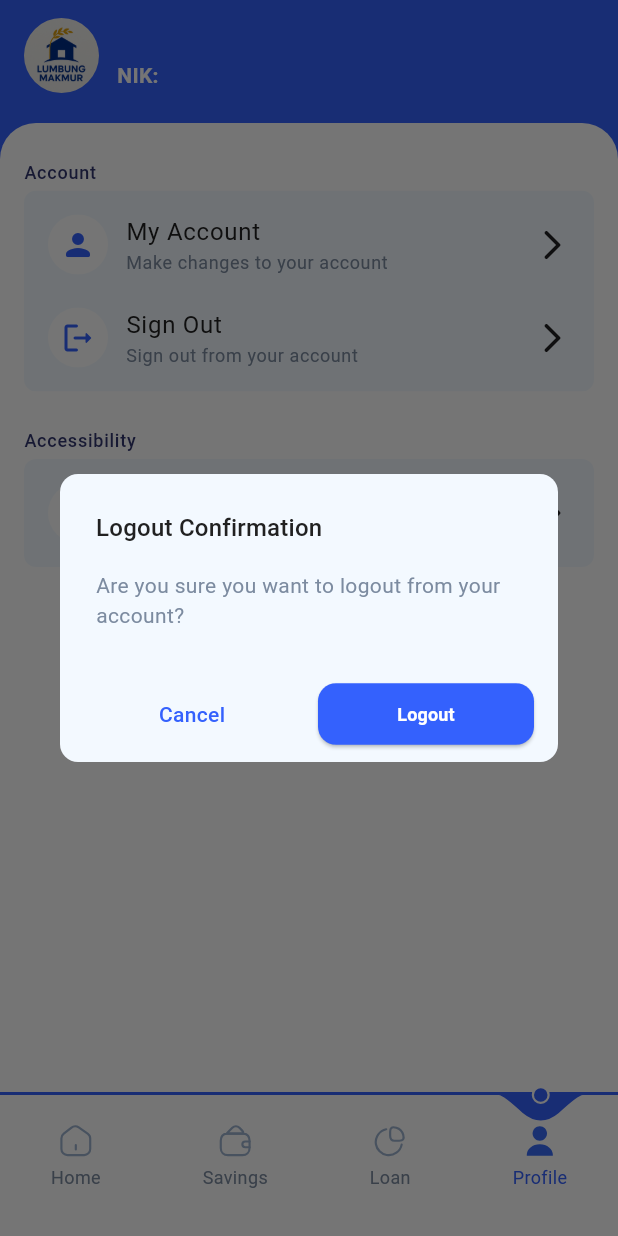
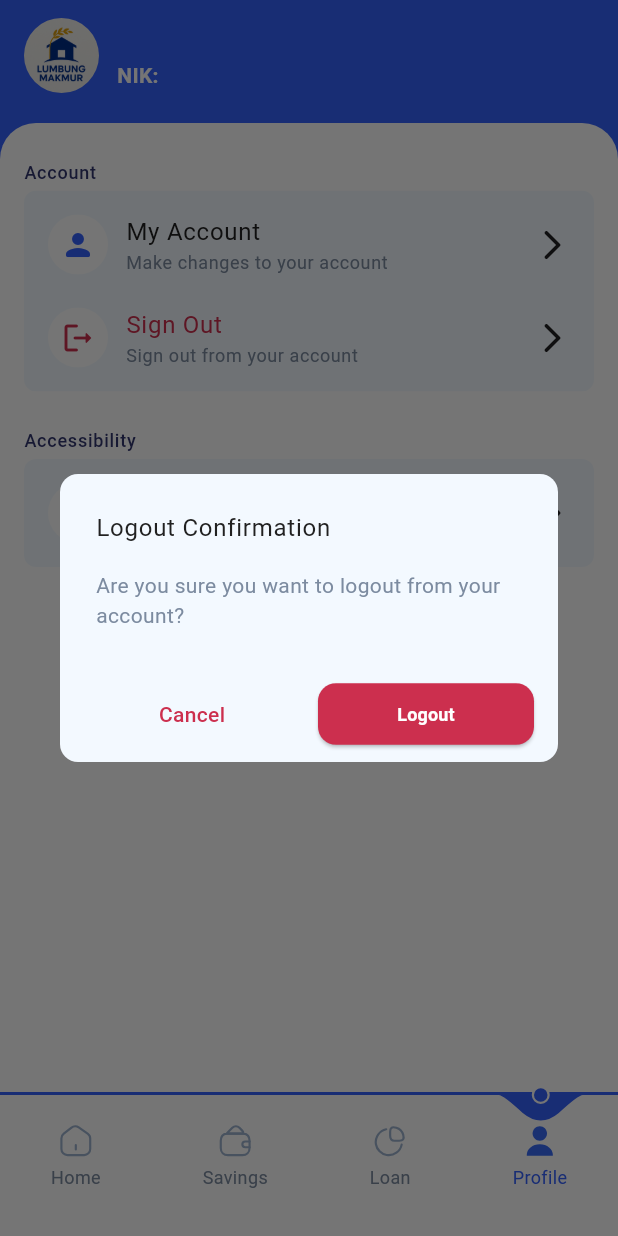
Before and after one commit to SkripsiLMB/lmb_skripsi, a Flutter app: the screen it shows once a user with an empty profile is signed in, item 4 of the bottom bar chosen, after a tap on "Sign Out", on a phone screen of 412 x 824 dp. Run offline on Flutter 3.47's test engine with Material 3 defaults, Android fonts, the phone set to English and light mode, and no system bars; our stand-ins replace cloud_firestore, firebase_auth, firebase_core, flutter_svg, shared_preferences; accounts and stored records are empty.

Commit message:
Add coloring to sign out and buttons

```diff
--- a/lib/components/button.dart
+++ b/lib/components/button.dart
@@ -8,6 +8,7 @@ class LmbPrimaryButton extends StatelessWidget {
   final bool isFullWidth;
   final bool isLoading;
   final bool isDisabled;
+  final Color color;
 
   const LmbPrimaryButton({
     super.key,
@@ -16,7 +17,8 @@ class LmbPrimaryButton extends StatelessWidget {
     this.isSmallSize = false,
     this.isFullWidth = false,
     this.isLoading = false,
-    this.isDisabled = false
+    this.isDisabled = false,
+    this.color = LmbColors.brand
   });
 
   @override
@@ -26,7 +28,7 @@ class LmbPrimaryButton extends StatelessWidget {
     return ElevatedButton(
       onPressed: (isLoading || isDisabled) ? null : onPressed,
       style: ElevatedButton.styleFrom(
-        backgroundColor: inactive ? Colors.grey.shade600 : LmbColors.brand,
+        backgroundColor: inactive ? Colors.grey.shade600 : color,
         foregroundColor: Colors.white,
         minimumSize: Size(isFullWidth ? double.infinity : 60, isSmallSize ? 40 : 56),
       ),
--- a/lib/components/dialog.dart
+++ b/lib/components/dialog.dart
@@ -1,6 +1,7 @@
 import 'package:flutter/material.dart';
 import 'package:lmb_skripsi/components/button.dart';
 import 'package:lmb_skripsi/components/text_button.dart';
+import 'package:lmb_skripsi/helpers/ui/color.dart';
 
 class LmbDialog extends StatelessWidget {
   final String title;
@@ -9,6 +10,7 @@ class LmbDialog extends StatelessWidget {
   final VoidCallback onPrimary;
   final String? secondaryText;
   final VoidCallback? onSecondary;
+  final Color color;
 
   const LmbDialog({
     super.key,
@@ -18,6 +20,7 @@ class LmbDialog extends StatelessWidget {
     required this.onPrimary,
     this.secondaryText,
     this.onSecondary,
+    this.color = LmbColors.brand
   });
 
   @override
@@ -26,7 +29,7 @@ class LmbDialog extends StatelessWidget {
       shape: RoundedRectangleBorder(borderRadius: BorderRadius.circular(12)),
       title: Text(
         title,
-        style: Theme.of(context).textTheme.titleMedium,
+        style: Theme.of(context).textTheme.bodyLarge,
       ),
       content: Text(
         description,
@@ -44,6 +47,7 @@ class LmbDialog extends StatelessWidget {
                 child: Center(
                   child: LmbTextButton(
                     text: secondaryText!,
+                    color: color,
                     onTap: () {
                       Navigator.of(context).pop();
                       if (onSecondary != null) {
@@ -60,6 +64,7 @@ class LmbDialog extends StatelessWidget {
                 text: primaryText,
                 isSmallSize: true,
                 isFullWidth: true,
+                color: color,
                 onPressed: () {
                   Navigator.of(context).pop();
                   onPrimary();
--- a/lib/components/menu_list.dart
+++ b/lib/components/menu_list.dart
@@ -8,6 +8,7 @@ class MenuList extends StatelessWidget {
   String description;
   VoidCallback onTap;
   bool isFirstItem;
+  Color color;
 
   MenuList({
     super.key,
@@ -16,7 +17,8 @@ class MenuList extends StatelessWidget {
     required this.description,
     required this.onTap,
     this.trailingItem,
-    this.isFirstItem = false
+    this.isFirstItem = false,
+    this.color = LmbColors.brand
   });
 
   @override
@@ -45,7 +47,7 @@ class MenuList extends StatelessWidget {
                     child: Center(
                       child: Icon(
                         icon,
-                        color: LmbColors.brand,
+                        color: color,
                         size: 24,
                       ),
                     ),
@@ -58,7 +60,9 @@ class MenuList extends StatelessWidget {
                   children: [
                     Text(
                       title,
-                      style: Theme.of(context).textTheme.bodyLarge
+                      style: Theme.of(context).textTheme.bodyLarge?.copyWith(
+                        color: color == LmbColors.brand ? null : color,
+                      ),
                     ),
                     Text(
                       description,
--- a/lib/components/text_button.dart
+++ b/lib/components/text_button.dart
@@ -1,10 +1,17 @@
 import 'package:flutter/material.dart';
+import 'package:lmb_skripsi/helpers/ui/color.dart';
 
 class LmbTextButton extends StatelessWidget {
   final String text;
   final VoidCallback onTap;
+  final Color color;
 
-  const LmbTextButton({super.key, required this.text, required this.onTap});
+  const LmbTextButton({
+    super.key,
+    required this.text,
+    required this.onTap,
+    this.color = LmbColors.brand
+    });
 
   @override
   Widget build(BuildContext context) {
@@ -14,7 +21,7 @@ class LmbTextButton extends StatelessWidget {
       child: Text(
         text,
         style: TextStyle(
-          color: Theme.of(context).colorScheme.primary,
+          color: color,
           fontWeight: FontWeight.w500,
         ),
       ),
--- a/lib/helpers/ui/window_provider.dart
+++ b/lib/helpers/ui/window_provider.dart
@@ -39,6 +39,7 @@ class WindowProvider {
     required VoidCallback onPrimary,
     String? secondaryText,
     VoidCallback? onSecondary,
+    Color? customColor,
   }) {
     showDialog(
       context: context,
@@ -50,6 +51,7 @@ class WindowProvider {
           onPrimary: onPrimary,
           secondaryText: secondaryText,
           onSecondary: onSecondary,
+          color: customColor ?? LmbColors.brand,
         );
       },
     );
--- a/lib/pages/main/children/profile/profile_page.dart
+++ b/lib/pages/main/children/profile/profile_page.dart
@@ -6,6 +6,7 @@ import 'package:lmb_skripsi/helpers/logic/shared_preferences.dart';
 import 'package:lmb_skripsi/helpers/ui/color.dart';
 import 'package:lmb_skripsi/helpers/ui/window_provider.dart';
 import 'package:lmb_skripsi/model/lmb_user.dart';
+import 'package:lmb_skripsi/pages/main/children/profile/children/account_settings_page.dart';
 import 'package:lmb_skripsi/pages/main/children/profile/children/dark_mode_settings_page.dart';
 
 class ProfilePage extends StatefulWidget {
@@ -125,13 +126,17 @@ class _ProfilePageState extends State<ProfilePage> {
                                   description: "Make changes to your account",
                                   isFirstItem: true,
                                   onTap: () {
-
+                                    Navigator.push(
+                                      context,
+                                      MaterialPageRoute(builder: (context) => const AccountSettingsPage()),
+                                    );
                                   },
                                 ),
                                 MenuList(
                                   icon: Icons.logout_rounded,
                                   title: "Sign Out",
                                   description: "Sign out from your account",
+                                  color: LmbColors.error,
                                   onTap: () {
                                     WindowProvider.showDialogBox(
                                       context: context,
@@ -141,7 +146,8 @@ class _ProfilePageState extends State<ProfilePage> {
                                       onPrimary: () {
                                         AuthenticatorService.instance.handleLogout();
                                       },
-                                      secondaryText: "Cancel"
+                                      secondaryText: "Cancel",
+                                      customColor: LmbColors.error
                                     );
                                   },
                                 )
```
Also changed, not shown: lib/pages/main/children/profile/children/account_settings_page.dart (added, +21 -0 lines).
